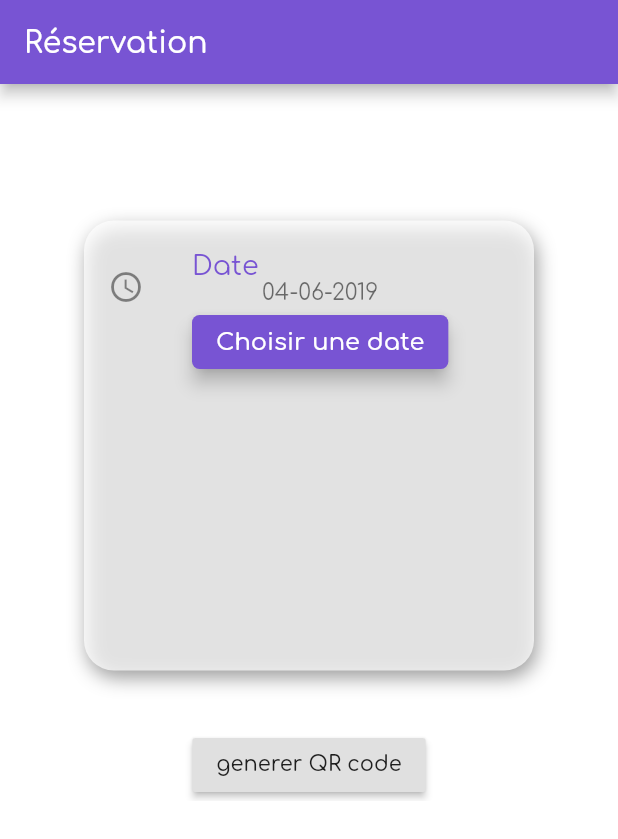
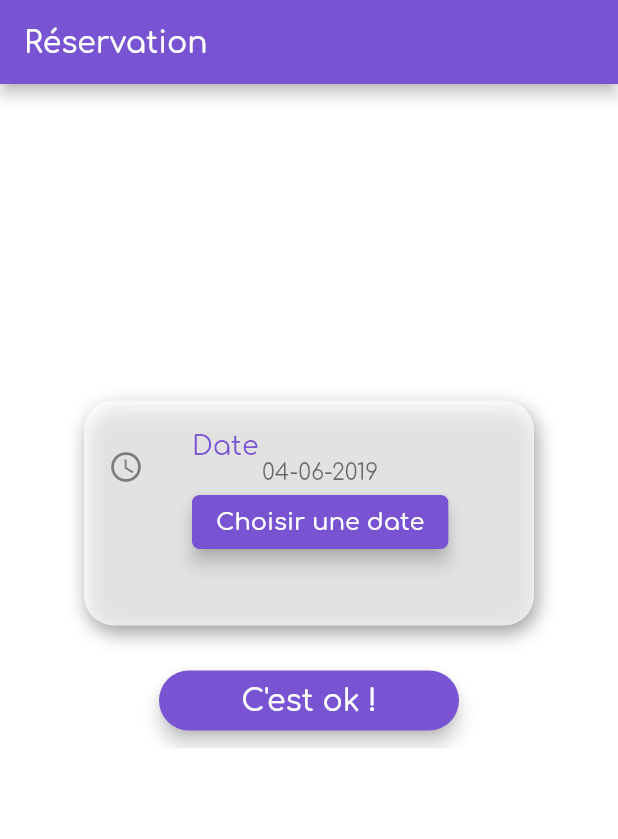
Before and after one commit to jeremySrgt/lynightProject, a Flutter app: the SumUp screen opened directly with empty values, on a phone screen of 412 x 824 dp. Shown: the top 839 px of the screen. Run offline on Flutter 3.47's test engine with Material 2 defaults, Android fonts, the light colour scheme and no system bars; drawn by our look-alikes of qr_flutter; our stand-ins replace cloud_firestore, firebase_auth, firebase_storage, flutter_datetime_picker, font_awesome_flutter, google_maps_flutter and 3 more; missing offline and left inert: simple_slider; accounts and stored records are empty; project files that could hold a hidden picture were left out.

Commit message:
design de la page de generation qr code ok

```diff
--- a/lib/nightCubPage/sumUpPage.dart
+++ b/lib/nightCubPage/sumUpPage.dart
@@ -20,6 +20,7 @@ import 'package:firebase_auth/firebase_auth.dart';
 import 'package:firebase_storage/firebase_storage.dart';
 import 'package:percent_indicator/linear_percent_indicator.dart';
 import 'package:lynight/profilUtilisateur/profilUtilisateur.dart';
+import 'package:lynight/authentification/primary_button.dart';
 import 'package:image/image.dart' as I;
 
 class SumUp extends StatefulWidget {
@@ -107,7 +108,6 @@ class _SumUpState extends State<SumUp> {
     var downloadUrl = await (await task.onComplete).ref.getDownloadURL();
     var url = downloadUrl.toString();
     addReservationToProfil(url);
-//    test(context);
     setState(() {
       _isLoading = false;
     });
@@ -150,8 +150,9 @@ class _SumUpState extends State<SumUp> {
   }
 
   Widget userBottomSection(context) {
-    return Container(
-      margin: EdgeInsets.only(top: 30.0),
+    return Padding(
+      padding: EdgeInsets.only(top: 150.0),
+      child: Container(
         child:
             Row(mainAxisAlignment: MainAxisAlignment.center, children: <Widget>[
           Flexible(
@@ -161,7 +162,7 @@ class _SumUpState extends State<SumUp> {
                 Container(
                   alignment: FractionalOffset.center,
 //                margin: EdgeInsets.only(left: 10.0),
-                height: 400,
+//                  height: 400, //ne pas definir de height permet au container de prendre seulement la place qu'il a besoin et pas plus
                   width: 300,
                   child: Column(
                     children: <Widget>[
@@ -175,13 +176,13 @@ class _SumUpState extends State<SumUp> {
                               foreground: Paint()..shader = linearGradient),
                         ),
                       ),
-                    Container(
-                      height: 20,
+                      SizedBox(
+                        height: 20.0,
                       ),
                       Container(
                         padding: EdgeInsets.only(top: 16),
                         width: MediaQuery.of(context).size.width,
-                      height: 300,
+                        height: 150,
                         decoration: BoxDecoration(
                           color: Colors.white70,
                           borderRadius: BorderRadius.all(Radius.circular(20.0)),
@@ -233,6 +234,10 @@ class _SumUpState extends State<SumUp> {
                           ],
                         ),
                       ),
+                      SizedBox(
+                        height: 30.0,
+                      ),
+                      _buttonGenerateQrCode(),
                     ],
                   ),
                 ),
@@ -240,19 +245,41 @@ class _SumUpState extends State<SumUp> {
             ),
           ),
         ]),
+      ),
     );
   }
 
   Widget _buttonGenerateQrCode() {
-    return RaisedButton(
+    return SizedBox(
+      height: 40.0,
+      width: 200,
+      child: RaisedButton(
+        elevation: 5.0,
+        shape:
+            RoundedRectangleBorder(borderRadius: BorderRadius.circular(30.0)),
+        child:
+            Text('C\'est ok !', style: TextStyle(color: Colors.white, fontSize: 20.0)),
+        color: Theme.of(context).primaryColor,
+        textColor: Colors.black87,
         onPressed: () {
           setState(() {
             generationClicked = true;
           });
           _getWidgetImage();
         },
-      child: Text('generer QR code'),
+      ),
     );
+//    return PrimaryButton(
+//      key: new Key('login'),
+//      text: 'C\'est ok !',
+//      height: 44.0,
+//      onPressed: () {
+//        setState(() {
+//          generationClicked = true;
+//        });
+//        _getWidgetImage();
+//      },
+//    );
   }
 
   _showQrGenerating() {
@@ -274,12 +301,7 @@ class _SumUpState extends State<SumUp> {
     );
   }
 
-  test(context) {
-    sleep(Duration(milliseconds: 5000));
-  }
-
   Widget _showLoadingQr(context) {
-//    test(context);
     return Opacity(
       opacity: 0.7,
       child: Container(
@@ -325,14 +347,17 @@ class _SumUpState extends State<SumUp> {
             child: Column(
               children: <Widget>[
                 userBottomSection(context),
-                _buttonGenerateQrCode(),
+                SizedBox(
+                  height: 12,
+                ),
                 Stack(
                   children: <Widget>[
                     _showQrGenerating(),
                     Container(
                       height: 200,
                       width: 200,
-                      color: Colors.white,
+                      color: Colors
+                          .white, // mettre Colors.red permet de voir ou est placé le qr code invisible, pratique pour debug en fonction des differentes taille de portable
                     ),
                   ],
                 ),
```
Lines whose indentation alone changed are shown as unchanged.
